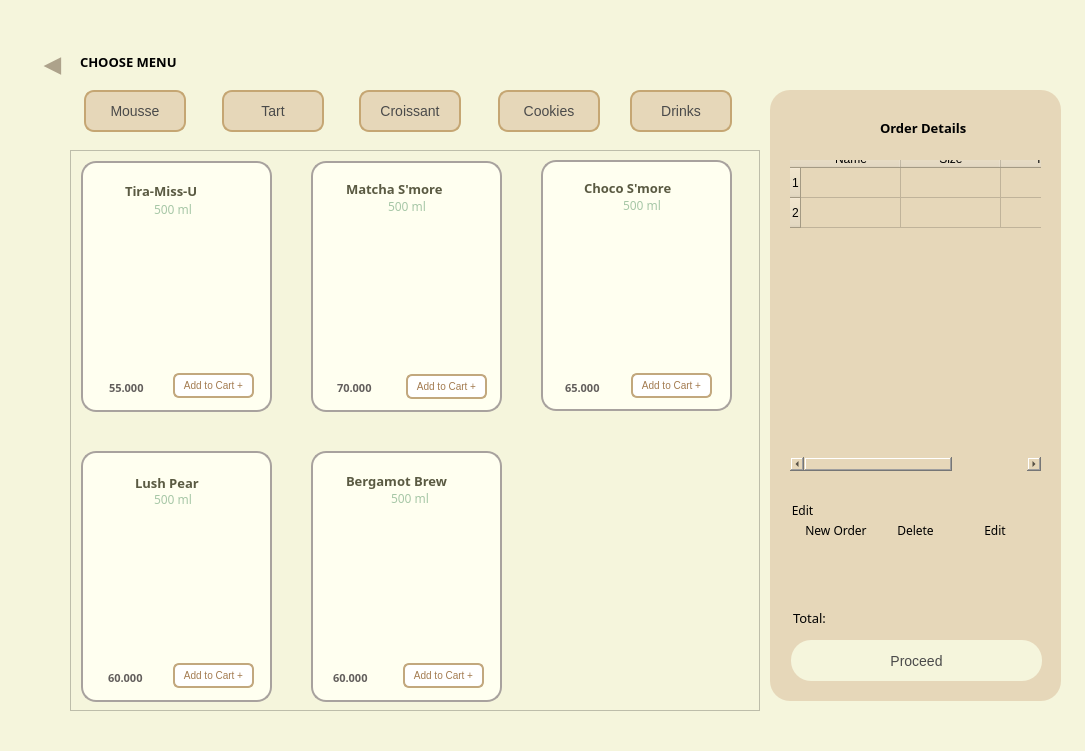
This is Ui/self_order.ui in duckbumbum301/FinalProject as Qt 5 draws it before an edit. The edited form follows.
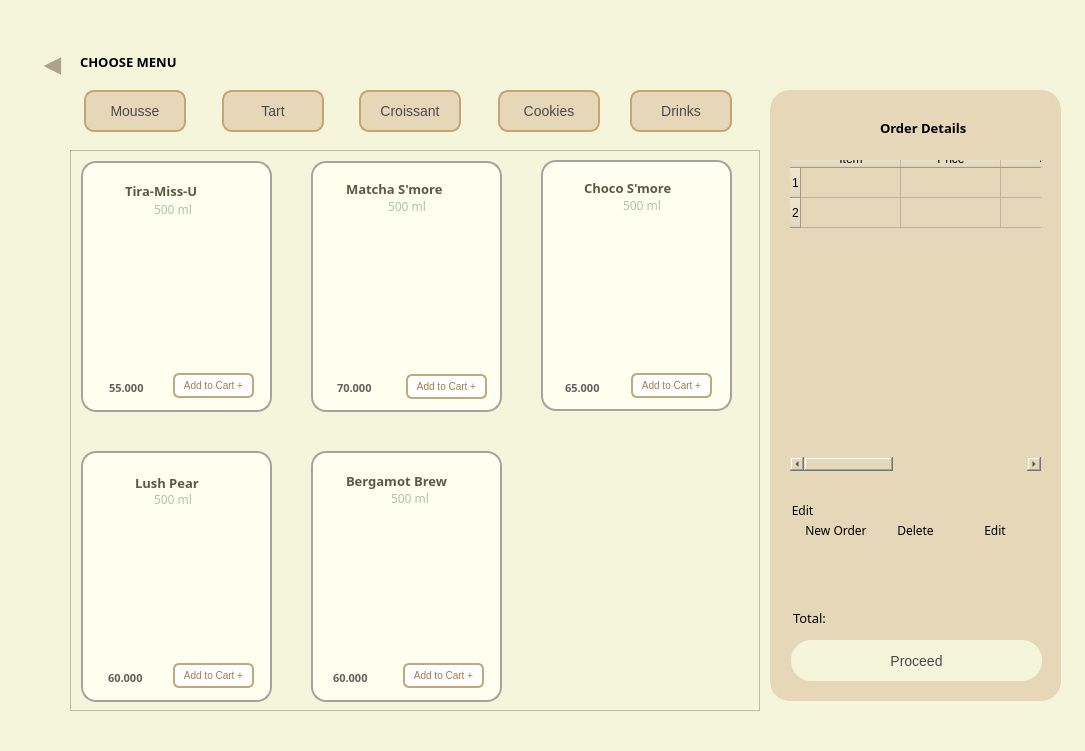
This is the edited form. Icons and pictures are not drawn.

```diff
--- a/Ui/self_order.ui
+++ b/Ui/self_order.ui
@@ -7338,12 +7338,7 @@
        </row>
        <column>
         <property name="text">
-         <string>Name</string>
-        </property>
-       </column>
-       <column>
-        <property name="text">
-         <string>Size</string>
+         <string>Item</string>
         </property>
        </column>
        <column>
@@ -7351,6 +7346,21 @@
          <string>Price</string>
         </property>
        </column>
+       <column>
+        <property name="text">
+         <string>Size</string>
+        </property>
+       </column>
+       <column>
+        <property name="text">
+         <string>Quantity</string>
+        </property>
+       </column>
+       <column>
+        <property name="text">
+         <string>Subtotal</string>
+        </property>
+       </column>
       </widget>
       <widget class="QGroupBox" name="groupBox">
        <property name="geometry">
```
Left out of the diff: 76 changed lines with no effect on the pictures.
